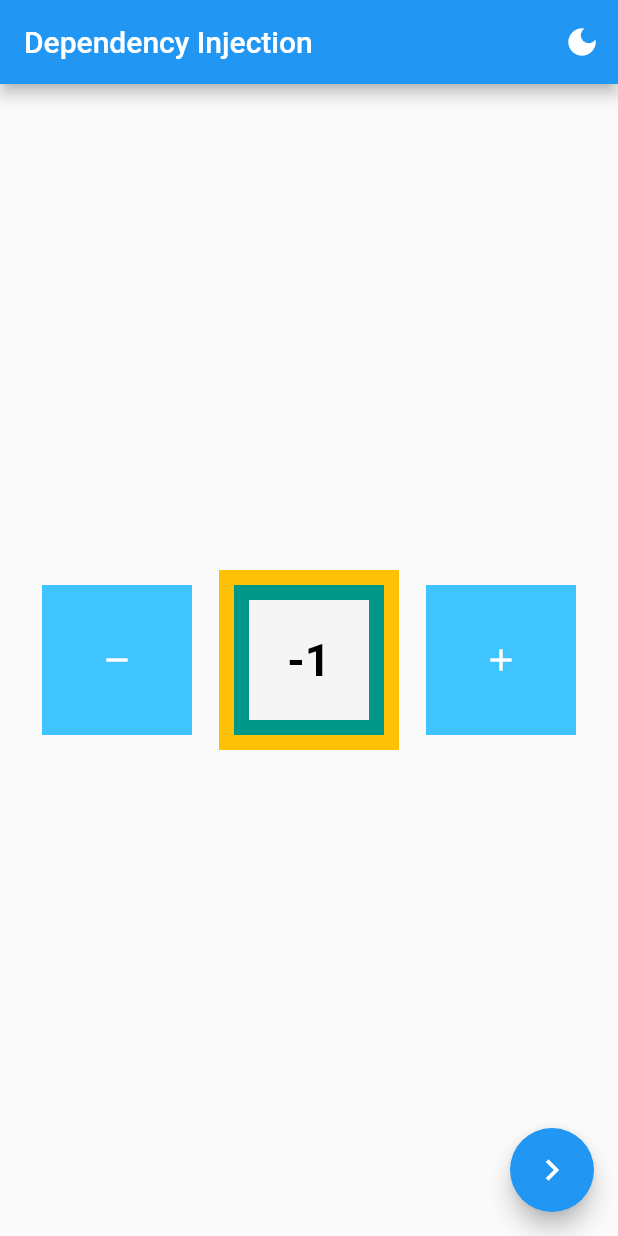
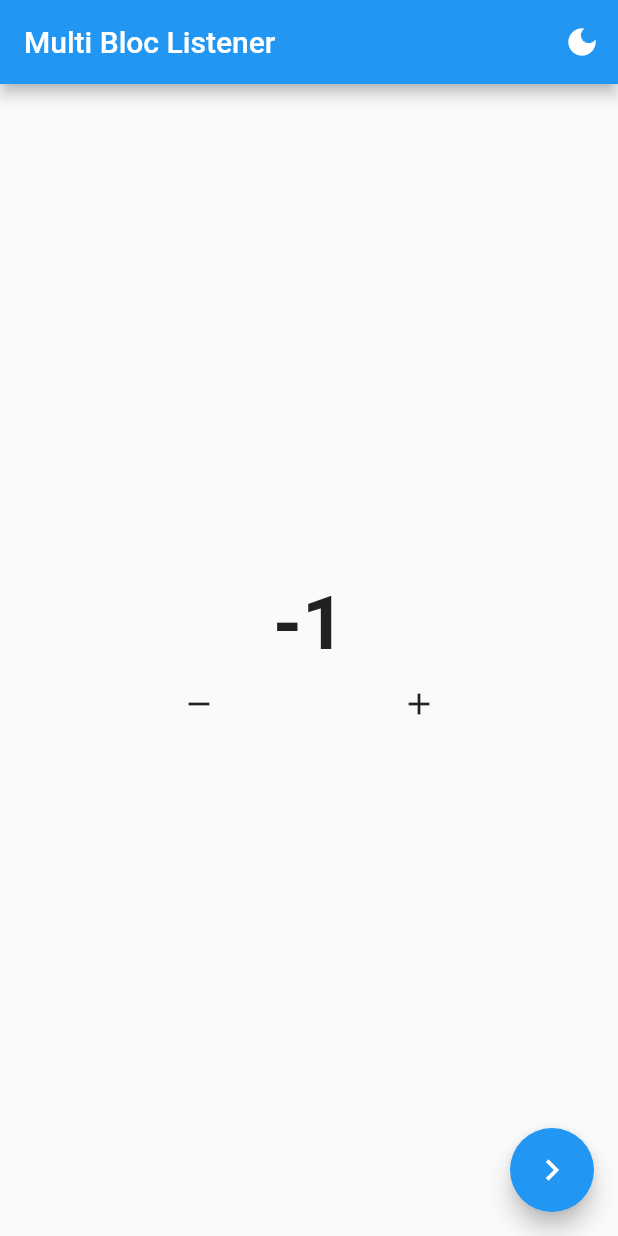
Before and after one commit to tamathecxder/learn_BLoC, a Flutter app: the screen it shows after launch, after a tap on the "remove" icon, on a phone screen of 412 x 824 dp. Run offline on Flutter 3.47's test engine with Material 2 defaults, Android fonts, the phone set to English and light mode, and no system bars; our stand-ins replace bloc, flutter_bloc.

Commit message:
Multi bloc listener pada flutter

```diff
--- a/lib/pages/home.dart
+++ b/lib/pages/home.dart
@@ -5,7 +5,6 @@ import 'package:flutter_bloc/flutter_bloc.dart';
 import 'package:learn_bloc/bloc/counter.dart';
 import 'package:learn_bloc/bloc/theme.dart';
 import 'package:learn_bloc/pages/other.dart';
-import 'package:learn_bloc/widgets/amber.dart';
 
 class HomePage extends StatelessWidget {
   HomePage({super.key});
@@ -17,7 +16,7 @@ class HomePage extends StatelessWidget {
 
     return Scaffold(
       appBar: AppBar(
-        title: const Text("Dependency Injection"),
+        title: const Text("Multi Bloc Listener"),
         centerTitle: false,
         actions: [
           IconButton(
@@ -51,41 +50,79 @@ class HomePage extends StatelessWidget {
       body: Center(
         child: Padding(
           padding: const EdgeInsets.symmetric(horizontal: 10.0),
-          child: Row(
-            mainAxisAlignment: MainAxisAlignment.spaceEvenly,
+          child: Column(
+            mainAxisAlignment: MainAxisAlignment.center,
             children: [
-              Material(
-                color: Colors.lightBlueAccent,
-                child: InkWell(
-                  onTap: () {
-                    counter.decrement();
+              MultiBlocListener(
+                listeners: [
+                  BlocListener<Counter, int>(
+                    listener: (context, state) {
+                      ScaffoldMessenger.of(context).showSnackBar(
+                        SnackBar(
+                          content: Text("Angka state: $state"),
+                          duration: Duration(seconds: 1),
+                        ),
+                      );
+                    },
+                    listenWhen: (previous, current) {
+                      if (current > 10) {
+                        return true;
+                      } else {
+                        return false;
+                      }
+                    },
+                  ),
+                  BlocListener<ThemeBloc, bool>(
+                    listener: (context, state) {
+                      ScaffoldMessenger.of(context).showSnackBar(
+                        SnackBar(
+                          content: Text("Berganti Tema"),
+                          duration: Duration(seconds: 1),
+                        ),
+                      );
+                    },
+                    listenWhen: (previous, current) {
+                      if (current == false) {
+                        return true;
+                      } else {
+                        return false;
+                      }
+                    },
+                  ),
+                ],
+                child: BlocBuilder<Counter, int>(
+                  bloc: counter,
+                  builder: (context, state) {
+                    return Text(
+                      "$state",
+                      style: const TextStyle(
+                        fontSize: 50,
+                        fontWeight: FontWeight.bold,
+                      ),
+                    );
                   },
-                  child: const SizedBox(
-                    width: 100,
-                    height: 100,
-                    child: Icon(
+                ),
+              ),
+              Row(
+                mainAxisAlignment: MainAxisAlignment.spaceEvenly,
+                children: [
+                  IconButton(
+                    onPressed: () {
+                      counter.decrement();
+                    },
+                    icon: const Icon(
                       Icons.remove,
-                      color: Colors.white,
                     ),
                   ),
-                ),
-              ),
-              const AmberWidget(),
-              Material(
-                color: Colors.lightBlueAccent,
-                child: InkWell(
-                  onTap: () {
-                    counter.increment();
-                  },
-                  child: const SizedBox(
-                    width: 100,
-                    height: 100,
-                    child: Icon(
+                  IconButton(
+                    onPressed: () {
+                      counter.increment();
+                    },
+                    icon: const Icon(
                       Icons.add,
-                      color: Colors.white,
                     ),
-                  ),
-                ),
+                  )
+                ],
               ),
             ],
           ),
--- a/lib/widgets/amber.dart
+++ /dev/null
@@ -1,18 +0,0 @@
-import 'package:flutter/material.dart';
-import 'package:learn_bloc/widgets/teal.dart';
-
-class AmberWidget extends StatelessWidget {
-  const AmberWidget({
-    Key? key,
-  }) : super(key: key);
-
-  @override
-  Widget build(BuildContext context) {
-    return Container(
-      color: Colors.amber[500],
-      width: 120,
-      height: 120,
-      child: const TealWidget(),
-    );
-  }
-}
--- a/lib/widgets/center_wrapper.dart
+++ /dev/null
@@ -1,15 +0,0 @@
-import 'package:flutter/material.dart';
-import 'package:learn_bloc/widgets/data_text.dart';
-
-class CenterWrapper extends StatelessWidget {
-  const CenterWrapper({
-    Key? key,
-  }) : super(key: key);
-
-  @override
-  Widget build(BuildContext context) {
-    return const Center(
-      child: DataText(),
-    );
-  }
-}
--- a/lib/widgets/data_text.dart
+++ /dev/null
@@ -1,27 +0,0 @@
-import 'package:flutter/material.dart';
-import 'package:flutter_bloc/flutter_bloc.dart';
-import 'package:learn_bloc/bloc/counter.dart';
-
-class DataText extends StatelessWidget {
-  const DataText({
-    Key? key,
-  }) : super(key: key);
-
-  @override
-  Widget build(BuildContext context) {
-    Counter counter = context.read<Counter>();
-    return BlocBuilder(
-      bloc: counter,
-      builder: (context, state) {
-        return Text(
-          '$state',
-          style: TextStyle(
-            color: Colors.black,
-            fontWeight: FontWeight.bold,
-            fontSize: 30,
-          ),
-        );
-      },
-    );
-  }
-}
--- a/lib/widgets/grey.dart
+++ /dev/null
@@ -1,19 +0,0 @@
-import 'package:flutter/material.dart';
-import 'package:learn_bloc/widgets/center_wrapper.dart';
-
-class GreyWidget extends StatelessWidget {
-  const GreyWidget({
-    Key? key,
-  }) : super(key: key);
-
-  @override
-  Widget build(BuildContext context) {
-    return Container(
-      margin: const EdgeInsets.all(10),
-      color: Colors.grey[100],
-      width: 80,
-      height: 100,
-      child: CenterWrapper(),
-    );
-  }
-}
--- a/lib/widgets/teal.dart
+++ /dev/null
@@ -1,19 +0,0 @@
-import 'package:flutter/material.dart';
-import 'package:learn_bloc/widgets/grey.dart';
-
-class TealWidget extends StatelessWidget {
-  const TealWidget({
-    Key? key,
-  }) : super(key: key);
-
-  @override
-  Widget build(BuildContext context) {
-    return Container(
-      margin: const EdgeInsets.all(10),
-      color: Colors.teal,
-      width: 100,
-      height: 100,
-      child: const GreyWidget(),
-    );
-  }
-}
```
